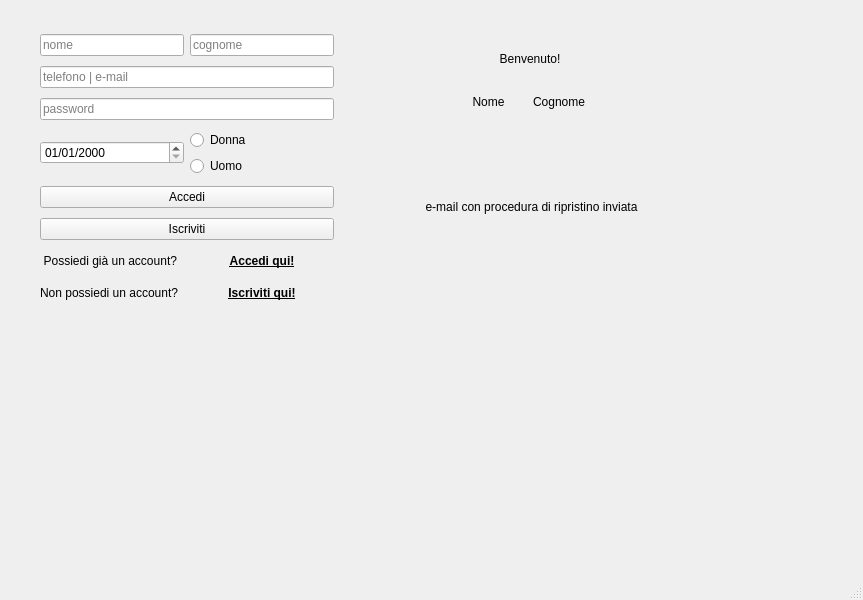
Above: mainwindow.ui from CammelloDK/Form-Iscrizione-Login_Qt before the change. Below: the same form after it.
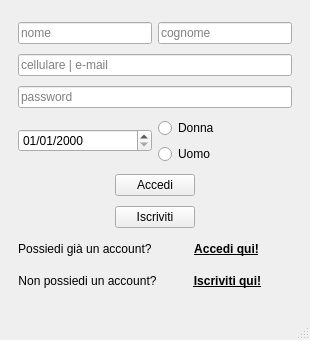
That is the form after the change.

Diff of the .ui file:
```diff
--- a/mainwindow.ui
+++ b/mainwindow.ui
@@ -6,32 +6,19 @@
    <rect>
     <x>0</x>
     <y>0</y>
-    <width>863</width>
-    <height>600</height>
+    <width>310</width>
+    <height>340</height>
    </rect>
   </property>
   <property name="windowTitle">
    <string>MainWindow</string>
   </property>
   <widget class="QWidget" name="centralwidget">
+   <layout class="QHBoxLayout" name="horizontalLayout">
+    <item>
    <widget class="QWidget" name="mainwidget" native="true">
-    <property name="geometry">
-     <rect>
-      <x>0</x>
-      <y>20</y>
-      <width>361</width>
-      <height>301</height>
-     </rect>
-    </property>
-    <widget class="QWidget" name="verticalLayoutWidget_2">
-     <property name="geometry">
-      <rect>
-       <x>40</x>
-       <y>10</y>
-       <width>294</width>
-       <height>281</height>
-      </rect>
-     </property>
+      <layout class="QHBoxLayout" name="horizontalLayout_2">
+       <item>
      <layout class="QVBoxLayout" name="verticalLayout_2">
       <property name="spacing">
        <number>6</number>
@@ -60,7 +47,7 @@
       <item>
        <widget class="QLineEdit" name="lntelmail">
         <property name="placeholderText">
-         <string>telefono | e-mail</string>
+            <string>cellulare | e-mail</string>
         </property>
        </widget>
       </item>
@@ -78,6 +65,13 @@
        <layout class="QHBoxLayout" name="hldatagenere">
         <item>
          <widget class="QDateEdit" name="datedata">
+             <property name="maximumDate">
+              <date>
+               <year>9999</year>
+               <month>12</month>
+               <day>30</day>
+              </date>
+             </property>
           <property name="displayFormat">
            <string>dd/MM/yyyy</string>
           </property>
@@ -103,14 +97,14 @@
         </item>
        </layout>
       </item>
-      <item>
+         <item alignment="Qt::AlignHCenter">
        <widget class="QPushButton" name="btnaccedi">
         <property name="text">
          <string>Accedi</string>
         </property>
        </widget>
       </item>
-      <item>
+         <item alignment="Qt::AlignHCenter">
        <widget class="QPushButton" name="btniscriviti">
         <property name="text">
          <string>Iscriviti</string>
@@ -155,6 +149,9 @@
           <property name="text">
            <string>Non possiedi un account?</string>
           </property>
+             <property name="alignment">
+              <set>Qt::AlignCenter</set>
+             </property>
          </widget>
         </item>
         <item>
@@ -177,97 +174,11 @@
        </layout>
       </item>
      </layout>
-    </widget>
-   </widget>
-   <widget class="QWidget" name="wdgtbenvenuto" native="true">
-    <property name="geometry">
-     <rect>
-      <x>370</x>
-      <y>20</y>
-      <width>321</width>
-      <height>131</height>
-     </rect>
-    </property>
-    <widget class="QWidget" name="verticalLayoutWidget">
-     <property name="geometry">
-      <rect>
-       <x>80</x>
-       <y>20</y>
-       <width>160</width>
-       <height>80</height>
-      </rect>
-     </property>
-     <layout class="QVBoxLayout" name="verticalLayout_3">
-      <item>
-       <widget class="QLabel" name="lblbenvenuto">
-        <property name="text">
-         <string>Benvenuto!</string>
-        </property>
-        <property name="alignment">
-         <set>Qt::AlignCenter</set>
-        </property>
-       </widget>
-      </item>
-      <item>
-       <layout class="QHBoxLayout" name="horizontalLayout">
-        <item>
-         <widget class="QLabel" name="lblnomebnv">
-          <property name="text">
-           <string>Nome</string>
-          </property>
-          <property name="alignment">
-           <set>Qt::AlignCenter</set>
-          </property>
-         </widget>
-        </item>
-        <item>
-         <widget class="QLabel" name="lblcognomebnv">
-          <property name="text">
-           <string>Cognome</string>
-          </property>
-         </widget>
-        </item>
-       </layout>
-      </item>
-     </layout>
-    </widget>
-   </widget>
-   <widget class="QWidget" name="wdgtmail" native="true">
-    <property name="geometry">
-     <rect>
-      <x>370</x>
-      <y>160</y>
-      <width>321</width>
-      <height>91</height>
-     </rect>
-    </property>
-    <widget class="QLabel" name="lblmail">
-     <property name="geometry">
-      <rect>
-       <x>6</x>
-       <y>6</y>
-       <width>311</width>
-       <height>81</height>
-      </rect>
-     </property>
-     <property name="text">
-      <string>e-mail con procedura di ripristino inviata</string>
-     </property>
-     <property name="alignment">
-      <set>Qt::AlignCenter</set>
-     </property>
-    </widget>
-   </widget>
-  </widget>
-  <widget class="QMenuBar" name="menubar">
-   <property name="geometry">
-    <rect>
-     <x>0</x>
-     <y>0</y>
-     <width>863</width>
-     <height>22</height>
-    </rect>
-   </property>
+       </item>
+      </layout>
+     </widget>
+    </item>
+   </layout>
   </widget>
   <widget class="QStatusBar" name="statusbar"/>
  </widget>
```
Lines whose indentation alone changed are shown as unchanged.
